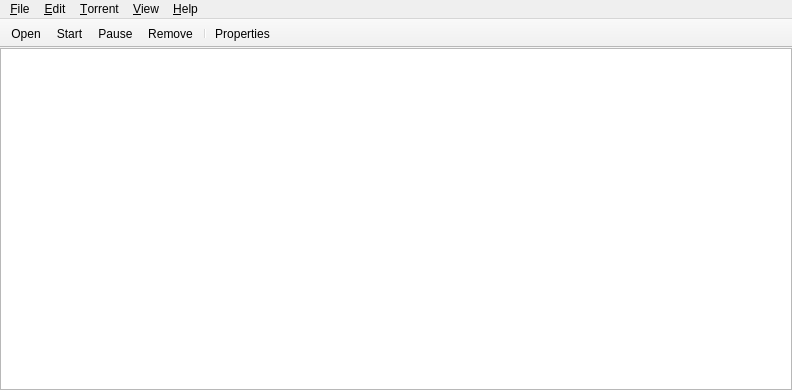
Before: the Qt Designer form qt/mainwin.ui in tr-skip-verify-242p/transmission, drawn with Qt 5.
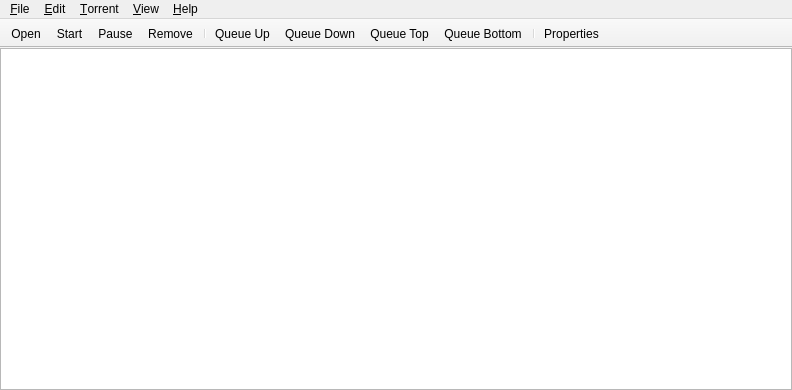
After: the same form once the commit is applied.

Commit message:
Raw merge of Longinus00's queue implementation.
This is `queue.3.patch` from trac ticket #671, with md5sum
2642a62aa1665d67ae6484ad87a54f4a.

Note that no updating was done, so this version will not work
or even compile cleanly.

A few rejected hunks from gtk/torrent-cell-renderer.c were left
out as I could not at this time easily determine whether they
were necessary.

The edit to the form file:
```diff
--- a/qt/mainwin.ui
+++ b/qt/mainwin.ui
@@ -174,6 +174,11 @@
    <addaction name="action_Pause"/>
    <addaction name="action_Remove"/>
    <addaction name="separator"/>
+   <addaction name="action_QueueUp"/>
+   <addaction name="action_QueueDown"/>
+   <addaction name="action_QueueTop"/>
+   <addaction name="action_QueueBottom"/>
+   <addaction name="separator"/>
    <addaction name="action_Properties"/>
   </widget>
   <action name="action_OpenFile">
@@ -587,6 +592,50 @@
     <string>&amp;Donate</string>
    </property>
   </action>
+  <action name="action_QueueUp">
+   <property name="text">
+    <string>Queue &amp;Up</string>
+   </property>
+   <property name="toolTip">
+    <string>Move up queue</string>
+   </property>
+   <property name="priority">
+    <enum>QAction::LowPriority</enum>
+   </property>
+  </action>
+  <action name="action_QueueDown">
+   <property name="text">
+    <string>Queue &amp;Down</string>
+   </property>
+   <property name="toolTip">
+    <string>Move down queue</string>
+   </property>
+   <property name="priority">
+    <enum>QAction::LowPriority</enum>
+   </property>
+  </action>
+  <action name="action_QueueTop">
+   <property name="text">
+    <string>Queue &amp;Top</string>
+   </property>
+   <property name="toolTip">
+    <string>Move to top of queue</string>
+   </property>
+   <property name="priority">
+    <enum>QAction::LowPriority</enum>
+   </property>
+  </action>
+  <action name="action_QueueBottom">
+   <property name="text">
+    <string>Queue &amp;Bottom</string>
+   </property>
+   <property name="toolTip">
+    <string>Move to bottom of  queue</string>
+   </property>
+   <property name="priority">
+    <enum>QAction::LowPriority</enum>
+   </property>
+  </action>
  </widget>
  <resources>
   <include location="application.qrc"/>
```
Left out of the diff: 29 changed lines with no effect on the pictures. The commit also changes 37 other files.
